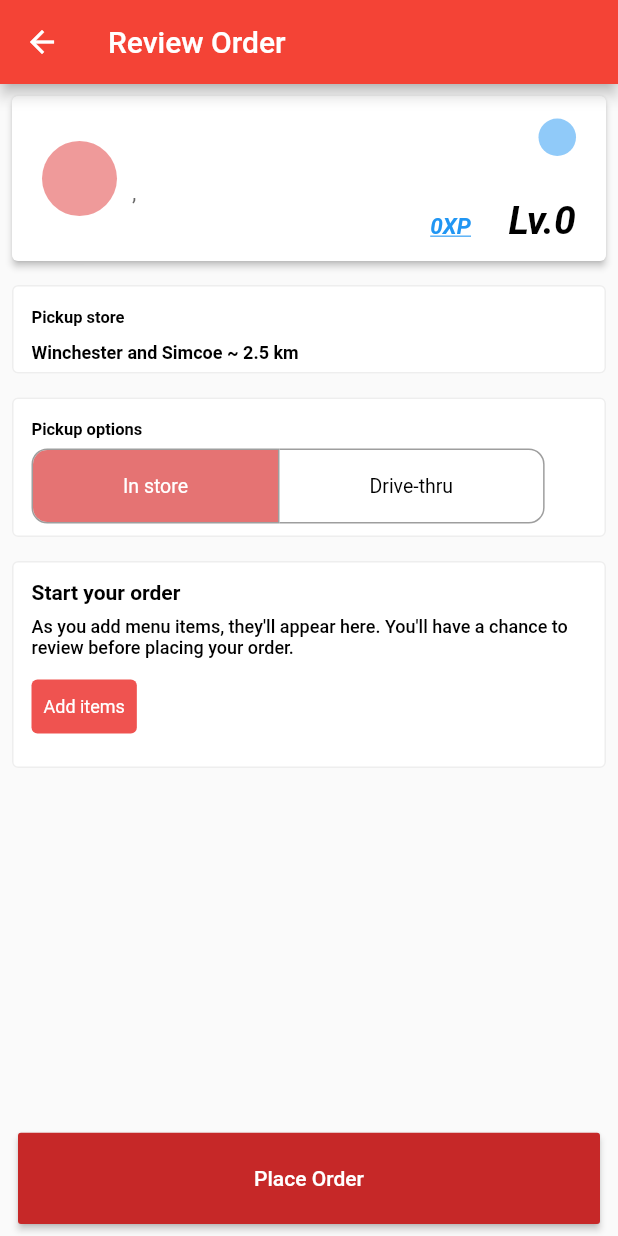
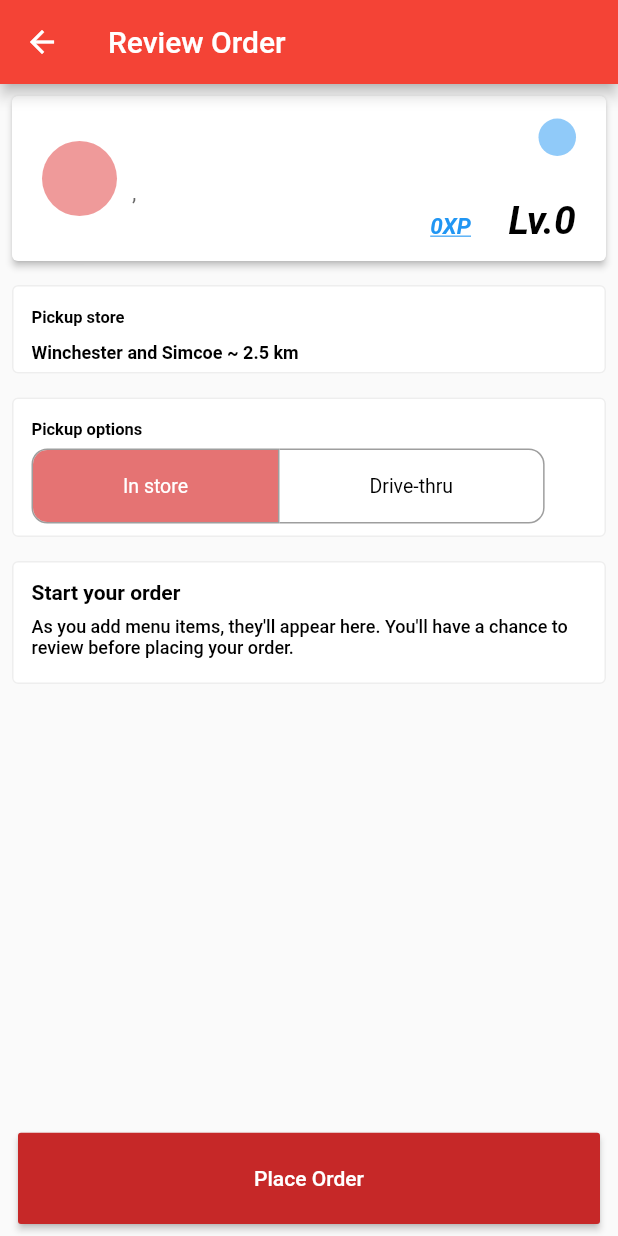
Before and after one commit to CrownPab/PokemonCafe, a Flutter app: the CheckoutPage screen opened directly, on a phone screen of 412 x 824 dp. Run offline on Flutter 3.47's test engine with Material 2 defaults, Android fonts, the light colour scheme and no system bars; our stand-ins replace cloud_firestore, firebase_auth, firebase_core, flutter_local_notifications, flutter_map, geocoding and 3 more; accounts and stored records are empty; Roboto replaces fonts that are missing (Helvetica).

Commit message:
Added XP to user when placing the order

```diff
--- a/lib/ui/checkout_page.dart
+++ b/lib/ui/checkout_page.dart
@@ -494,21 +494,21 @@ class _CheckoutPage extends State<CheckoutPage> {
               const SizedBox(
                 height: 8,
               ),
-              TextButton(
-                  style: TextButton.styleFrom(
-                    primary: Colors.white,
-                    backgroundColor: Colors.red[400],
-                    textStyle: const TextStyle(fontSize: 12),
-                  ),
-                  onPressed: () {
-                    // causes problems with bottom navigaton
-                    // Navigator.of(context).push(
-                    //     MaterialPageRoute(builder: (context) => HomePage()));
-                  },
-                  child: const Text("Add items")),
-              const SizedBox(
-                height: 8,
-              ),
+              // TextButton(
+              //     style: TextButton.styleFrom(
+              //       primary: Colors.white,
+              //       backgroundColor: Colors.red[400],
+              //       textStyle: const TextStyle(fontSize: 12),
+              //     ),
+              //     onPressed: () {
+              //       // causes problems with bottom navigaton
+              //       // Navigator.of(context).push(
+              //       //     MaterialPageRoute(builder: (context) => HomePage()));
+              //     },
+              //     child: const Text("Add items")),
+              // const SizedBox(
+              //   height: 8,
+              // ),
             ],
           ),
         ),
--- a/lib/view_model.dart
+++ b/lib/view_model.dart
@@ -107,5 +107,10 @@ class ViewModel extends Model {
   void onCheckout(BuildContext context) {
     n.Notification notification = n.Notification(context);
     notification.showScheduledNotification();
+
+    currentAccount!.currentXpAmount +=
+        cart.map((i) => i.menuItem.xp).toList().reduce((a, b) => a + b);
+
+    notifyListeners();
   }
 }
```
